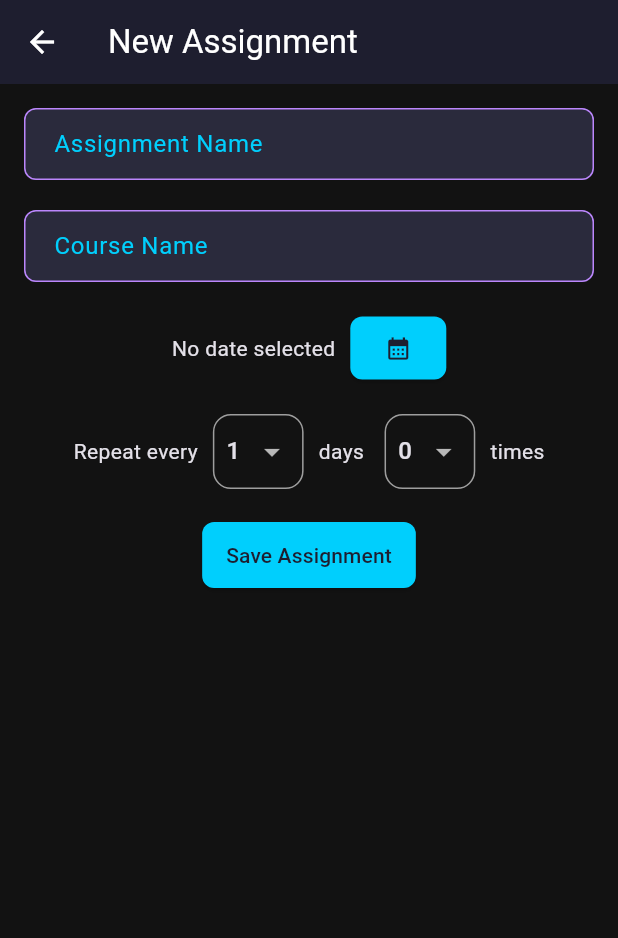
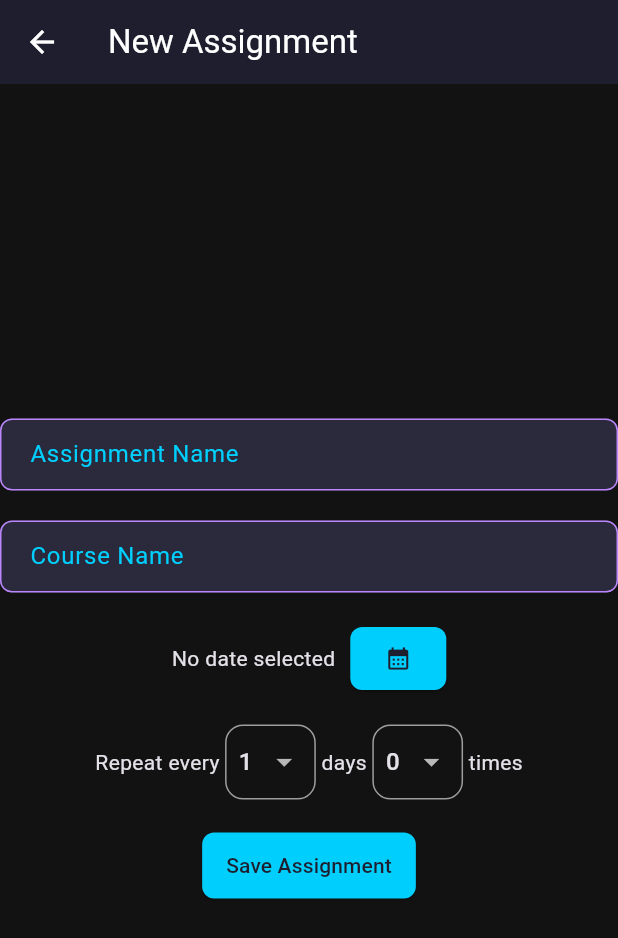
Before and after one commit to Maziliu/AssignmentTrackerApp, a Flutter app: the AddAssignmentView screen opened by its route, on a phone screen of 412 x 824 dp. Shown: the top 938 px of the screen. Run offline on Flutter 3.47's test engine with Material 3 defaults, Android fonts, the light colour scheme and no system bars; our stand-ins replace firebase_auth, firebase_core, sqflite; accounts and stored records are empty; generated files the repository leaves out were written again.

Commit message:
made update view

```diff
--- a/assignmenttrackerapp/lib/constants/routes.dart
+++ b/assignmenttrackerapp/lib/constants/routes.dart
@@ -3,3 +3,4 @@ const registerRoute = "/register/";
 const dashboardRoute = "/dashboard/";
 const verifyEmailRoute = "/verify-email/";
 const addAssignmentRoute = "/dashboard/assignmnent/add";
+const updateAssignmentRoute = "/dashboard/assignment/update";
--- a/assignmenttrackerapp/lib/services/database/database_handler.dart
+++ b/assignmenttrackerapp/lib/services/database/database_handler.dart
@@ -1,5 +1,3 @@
-import 'dart:io';
-
 import 'package:assignmenttrackerapp/constants/database_constants.dart';
 import 'package:assignmenttrackerapp/services/database/database_exceptions.dart';
 import 'package:path/path.dart';
--- a/assignmenttrackerapp/lib/views/assignments/add_assignment_view.dart
+++ b/assignmenttrackerapp/lib/views/assignments/add_assignment_view.dart
@@ -2,6 +2,8 @@ import 'package:assignmenttrackerapp/services/auth/auth_services.dart';
 import 'package:assignmenttrackerapp/services/database/assignments_service.dart';
 import 'package:assignmenttrackerapp/models/db_assignment.dart';
 import 'package:assignmenttrackerapp/services/database/core_service.dart';
+import 'package:assignmenttrackerapp/utils/snackbar_helper.dart';
+import 'package:assignmenttrackerapp/views/widgets/standard_column.dart';
 import 'package:flutter/material.dart';
 
 class AddAssignmentView extends StatefulWidget {
@@ -62,6 +64,19 @@ class _AddAssignmentViewState extends State<AddAssignmentView> {
     final currentUser = AuthServices.firebase().currentUser!;
     final user = await CoreService().getUser(email: currentUser.email!);
 
+    try {
+      if (_selectedDateTime == null) {
+        throw Exception("Selected date and time cannot be null.");
+      }
+
+      if (_titleController.text.isEmpty) {
+        throw Exception("Title cannot be empty.");
+      }
+
+      if (_courseController.text.isEmpty) {
+        throw Exception("Course cannot be empty");
+      }
+
       for (int i = 0; i <= _selectedRepeatAmount; i++) {
         int selectedInMs = _selectedDateTime!.millisecondsSinceEpoch;
         int offsetInMs = 86400000 * i * _selectedRepeatIntervalLengthInDays;
@@ -78,9 +93,10 @@ class _AddAssignmentViewState extends State<AddAssignmentView> {
           course: _courseController.text,
         );
       }
-
+    } on Exception catch (e) {
       if (context.mounted) {
-      Navigator.of(context).pop();
+        showErrorMessage(context, e.toString());
+      }
     }
   }
 
@@ -112,9 +128,7 @@ class _AddAssignmentViewState extends State<AddAssignmentView> {
       appBar: AppBar(
         title: const Text('New Assignment'),
       ),
-      body: Padding(
-        padding: const EdgeInsets.all(16),
-        child: Column(
+      body: StandardColumn(
         children: [
           TextFormField(
             controller: _titleController,
@@ -125,7 +139,6 @@ class _AddAssignmentViewState extends State<AddAssignmentView> {
                   EdgeInsets.symmetric(vertical: 12, horizontal: 16),
             ),
           ),
-            SizedBox(height: 20),
           TextFormField(
             controller: _courseController,
             decoration: InputDecoration(
@@ -135,7 +148,6 @@ class _AddAssignmentViewState extends State<AddAssignmentView> {
                   EdgeInsets.symmetric(vertical: 12, horizontal: 16),
             ),
           ),
-            SizedBox(height: 20),
           Row(
             mainAxisAlignment: MainAxisAlignment.center,
             children: [
@@ -151,12 +163,10 @@ class _AddAssignmentViewState extends State<AddAssignmentView> {
               ),
             ],
           ),
-            SizedBox(height: 20),
           Row(
             mainAxisAlignment: MainAxisAlignment.center,
             children: [
-                const Text('Repeat every'),
-                const SizedBox(width: 10),
+              const Text('Repeat every '),
               Container(
                 decoration: BoxDecoration(
                   borderRadius: BorderRadius.circular(12),
@@ -183,9 +193,7 @@ class _AddAssignmentViewState extends State<AddAssignmentView> {
                   ),
                 ),
               ),
-                const SizedBox(width: 10),
-                Text('days '),
-                const SizedBox(width: 10),
+              Text(' days '),
               Container(
                 decoration: BoxDecoration(
                   borderRadius: BorderRadius.circular(12),
@@ -212,20 +220,18 @@ class _AddAssignmentViewState extends State<AddAssignmentView> {
                   ),
                 ),
               ),
-                const SizedBox(width: 10),
-                Text('times'),
+              Text(' times'),
             ],
           ),
-            SizedBox(height: 20),
           ElevatedButton(
             onPressed: () {
               _createAssignment(context);
+              Navigator.of(context).pop();
             },
             child: const Text('Save Assignment'),
           ),
         ],
       ),
-      ),
     );
   }
 }
--- /dev/null
+++ b/assignmenttrackerapp/lib/views/widgets/standard_column.dart
@@ -0,0 +1,27 @@
+import 'package:flutter/foundation.dart';
+import 'package:flutter/material.dart';
+
+class StandardColumn extends StatelessWidget {
+  final List<Widget> _children;
+  const StandardColumn({super.key, required List<Widget> children})
+      : _children = children;
+
+  @override
+  Widget build(BuildContext context) {
+    return Column(
+      mainAxisAlignment: MainAxisAlignment.center,
+      children: addSpacing(_children),
+    );
+  }
+
+  List<Widget> addSpacing(List<Widget> children) {
+    if (children.isEmpty) return [];
+
+    return [
+      for (int i = 0; i < children.length; i++) ...[
+        children[i],
+        if (i < children.length - 1) SizedBox(height: 20)
+      ]
+    ];
+  }
+}
```
Also changed, not shown: assignmenttrackerapp/lib/views/assignments/assignments_view.dart (+9 -1 lines), assignmenttrackerapp/lib/views/assignments/update_assignment_view.dart (+109 -8 lines), assignmenttrackerapp/lib/views/widgets/standard_text_field.dart (added, +24 -0 lines). Lines whose indentation alone changed are shown as unchanged.
